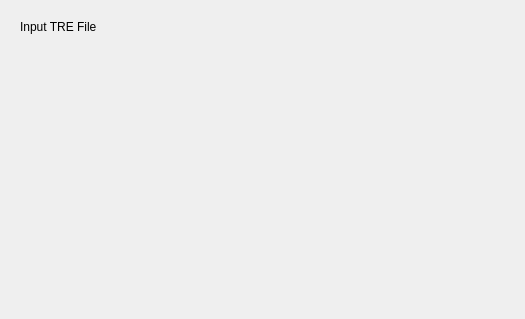
The window that Modules/Loadable/VesselEditor/Resources/UI/qSlicerVesselEditorModuleWidget.ui (KitwareMedical/Deprecated-VesselView) describes before a commit, drawn with Qt 5.
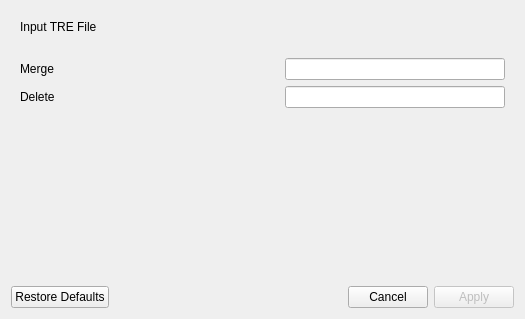
The same window after the commit. Custom widgets are drawn as their Qt base class.

Diff of the .ui file:
```diff
--- a/Modules/Loadable/VesselEditor/Resources/UI/qSlicerVesselEditorModuleWidget.ui
+++ b/Modules/Loadable/VesselEditor/Resources/UI/qSlicerVesselEditorModuleWidget.ui
@@ -72,6 +72,73 @@
       </layout>
     </widget>
    </item>
+   <item>
+    <widget class="ctkCollapsibleButton" name="EditOptionsCollapsibleButton" native="true">
+     <property name="text" stdset="0">
+      <string>Edit Vessels</string>
+     </property>
+     <layout class="QGridLayout" name="gridLayout_2">
+      <property name="horizontalSpacing">
+       <number>9</number>
+      </property>      
+       <item row="0" column="0">
+         <widget class="QLabel" name="MergeLabel">
+           <property name="sizePolicy">
+             <sizepolicy hsizetype="Preferred" vsizetype="Minimum">
+               <horstretch>0</horstretch>
+               <verstretch>0</verstretch>
+             </sizepolicy>
+           </property>
+           <property name="toolTip">
+             <string>Merge vessels</string>
+           </property>
+           <property name="text">
+             <string>Merge</string>
+           </property>
+         </widget>
+       </item>
+       <item row="0" column="1">
+         <spacer name="horizontalSpacer">
+           <property name="orientation">
+             <enum>Qt::Horizontal</enum>
+           </property>
+           <property name="sizeHint" stdset="0">
+             <size>
+               <width>40</width>
+               <height>20</height>
+             </size>
+           </property>
+         </spacer>
+       </item>
+      <item row="0" column="2">
+       <widget class="QLineEdit" name="MergeVesselsLineEdit"/>
+      </item>
+       <item row="1" column="0">
+         <widget class="QLabel" name="DeleteLabel">
+           <property name="text">
+             <string>Delete</string>
+           </property>
+         </widget>
+       </item>
+       <item row="1" column="1">
+       <spacer name="horizontalSpacer_2">
+        <property name="orientation">
+         <enum>Qt::Horizontal</enum>
+        </property>
+        <property name="sizeHint" stdset="0">
+         <size>
+          <width>40</width>
+          <height>20</height>
+         </size>
+        </property>
+       </spacer>
+      </item>
+      <item row="1" column="2">
+       <widget class="QLineEdit" name="DeleteVesselsLineEdit"/>
+      </item>
+     </layout>
+    </widget>
+   </item>
    <item>
     <spacer name="verticalSpacer">
      <property name="orientation">
@@ -85,15 +152,62 @@
      </property>
     </spacer>
    </item>
-    
+    <item>
+      <layout class="QHBoxLayout" name="horizontalLayout">
+        <item>
+          <widget class="QPushButton" name="RestoreDefaultsPushButton">
+            <property name="enabled">
+              <bool>true</bool>
+            </property>
+            <property name="text">
+              <string>Restore Defaults</string>
+            </property>
+          </widget>
+        </item>
+        <item>
+          <spacer name="horizontalSpacer">
+            <property name="orientation">
+              <enum>Qt::Horizontal</enum>
+            </property>
+            <property name="sizeHint" stdset="0">
+              <size>
+                <width>40</width>
+                <height>20</height>
+              </size>
+            </property>
+          </spacer>
+        </item>
+        <item>
+          <widget class="QPushButton" name="CancelPushButton">
+            <property name="enabled">
+              <bool>true</bool>
+            </property>
+            <property name="text">
+              <string>Cancel</string>
+            </property>
+            <property name="checkable">
+              <bool>true</bool>
+            </property>
+          </widget>
+        </item>
+        <item>
+          <widget class="QPushButton" name="ApplyPushButton">
+            <property name="enabled">
+              <bool>false</bool>
+            </property>
+            <property name="text">
+              <string>Apply</string>
+            </property>
+            <property name="checkable">
+              <bool>true</bool>
+            </property>
+          </widget>
+        </item>
+      </layout>
+    </item>
   </layout>
  </widget>
  <customwidgets>
-   <customwidget>
-     <class>qMRMLNodeComboBox</class>
-     <extends>QWidget</extends>
-     <header>qMRMLNodeComboBox.h</header>
-   </customwidget>
   <customwidget>
    <class>qSlicerWidget</class>
    <extends>QWidget</extends>
@@ -106,6 +220,11 @@
    <header>ctkCollapsibleButton.h</header>
    <container>1</container>
   </customwidget>
+  <customwidget>
+   <class>qMRMLNodeComboBox</class>
+   <extends>QWidget</extends>
+   <header>qMRMLNodeComboBox.h</header>
+  </customwidget>
  </customwidgets>
  <resources/>
   <connections>
```
Lines whose indentation alone changed are shown as unchanged.
